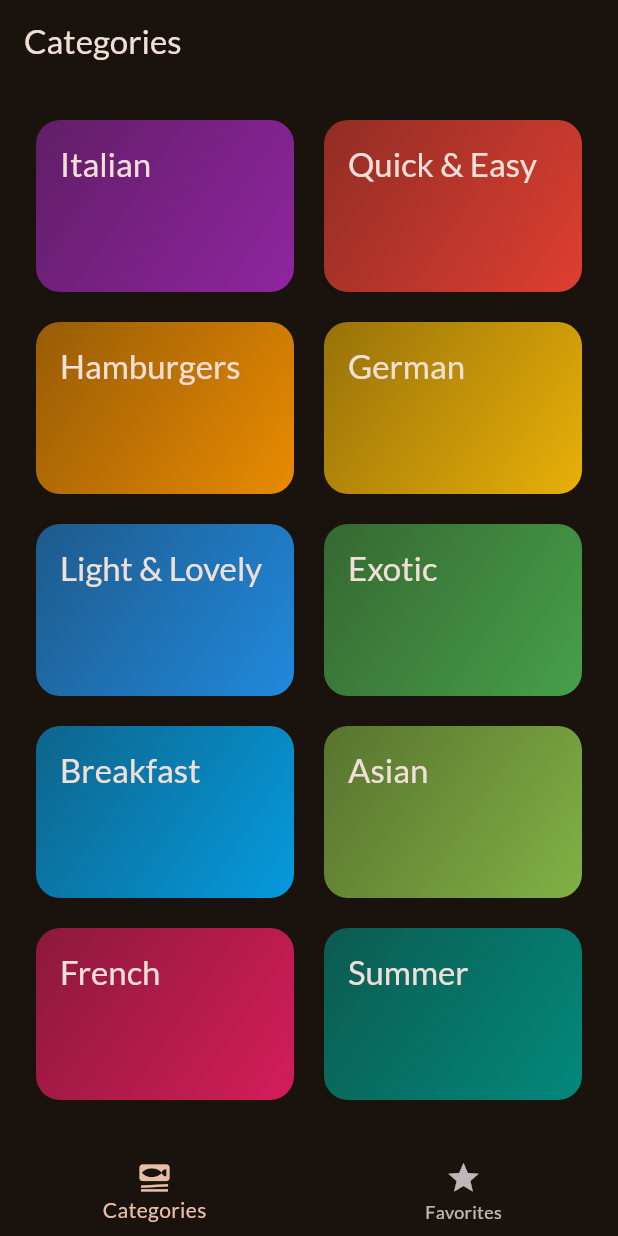
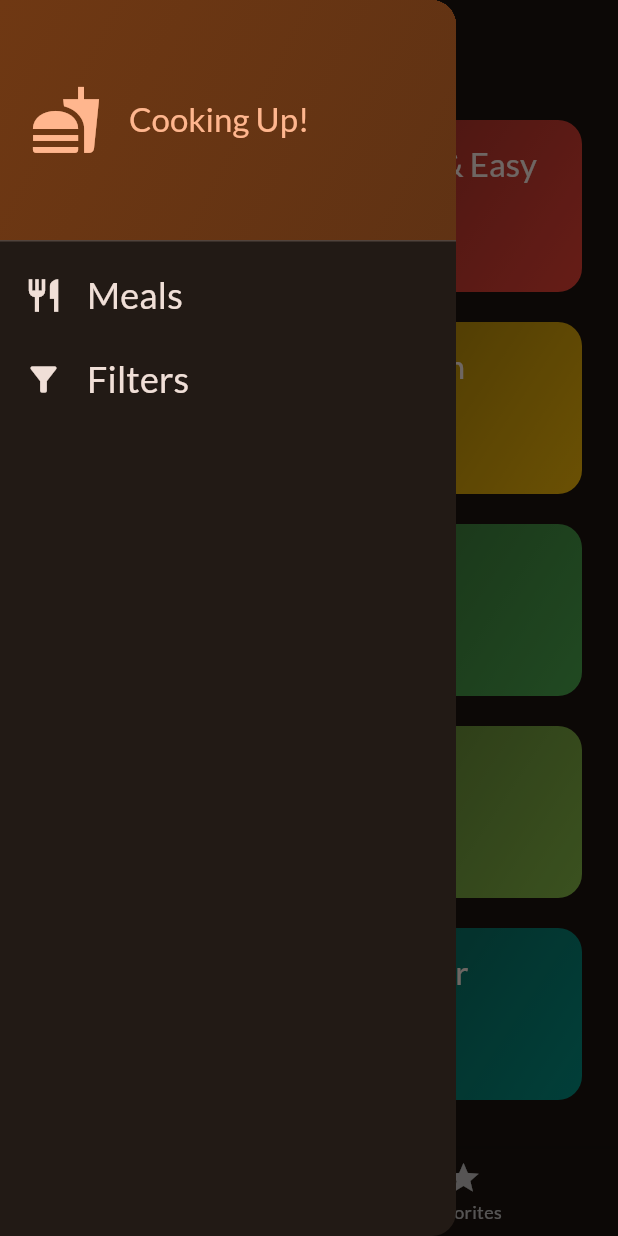
Before and after one commit to mjr2595/flutter-meals, a Flutter app: the screen it shows after launch, with the side drawer open (before the commit the screen has no drawer), on a phone screen of 412 x 824 dp. Run offline on Flutter 3.47's test engine with Material 2 defaults, Android fonts, the phone set to English and light mode, and no system bars; our stand-ins replace google_fonts, transparent_image.

Commit message:
Added: MainDrawer

```diff
--- a/lib/screens/tabs.dart
+++ b/lib/screens/tabs.dart
@@ -3,6 +3,7 @@ import 'package:flutter/material.dart';
 import 'package:meals/models/meal.dart';
 import 'package:meals/screens/categories.dart';
 import 'package:meals/screens/meals.dart';
+import 'package:meals/widgets/main_drawer.dart';
 
 class TabsScreen extends StatefulWidget {
   const TabsScreen({super.key});
@@ -65,6 +66,7 @@ class _TabsScreenState extends State<TabsScreen> {
 
     return Scaffold(
       appBar: AppBar(title: Text(activePageTitle)),
+      drawer: const MainDrawer(),
       body: activePage,
       bottomNavigationBar: BottomNavigationBar(
         onTap: _selectPage,
--- /dev/null
+++ b/lib/widgets/main_drawer.dart
@@ -0,0 +1,77 @@
+import 'package:flutter/material.dart';
+
+class MainDrawer extends StatelessWidget {
+  const MainDrawer({super.key});
+
+  @override
+  Widget build(BuildContext context) {
+    return Drawer(
+      child: Column(
+        children: [
+          DrawerHeader(
+            padding: const EdgeInsets.all(20),
+            decoration: BoxDecoration(
+              gradient: LinearGradient(
+                colors: [
+                  Theme.of(context).colorScheme.primaryContainer,
+                  Theme.of(context)
+                      .colorScheme
+                      .primaryContainer
+                      .withOpacity(0.8),
+                ],
+                begin: Alignment.topLeft,
+                end: Alignment.bottomRight,
+              ),
+            ),
+            child: Row(
+              children: [
+                Icon(
+                  Icons.fastfood,
+                  size: 48,
+                  color: Theme.of(context).colorScheme.primary,
+                ),
+                const SizedBox(width: 18),
+                Text(
+                  'Cooking Up!',
+                  style: Theme.of(context).textTheme.titleLarge!.copyWith(
+                        color: Theme.of(context).colorScheme.primary,
+                      ),
+                ),
+              ],
+            ),
+          ),
+          ListTile(
+            leading: Icon(
+              Icons.restaurant,
+              size: 26,
+              color: Theme.of(context).colorScheme.onBackground,
+            ),
+            title: Text(
+              'Meals',
+              style: Theme.of(context).textTheme.titleSmall!.copyWith(
+                    color: Theme.of(context).colorScheme.onBackground,
+                    fontSize: 24,
+                  ),
+            ),
+            onTap: () {},
+          ),
+          ListTile(
+            leading: Icon(
+              Icons.filter_alt,
+              size: 26,
+              color: Theme.of(context).colorScheme.onBackground,
+            ),
+            title: Text(
+              'Filters',
+              style: Theme.of(context).textTheme.titleSmall!.copyWith(
+                    color: Theme.of(context).colorScheme.onBackground,
+                    fontSize: 24,
+                  ),
+            ),
+            onTap: () {},
+          ),
+        ],
+      ),
+    );
+  }
+}
```
